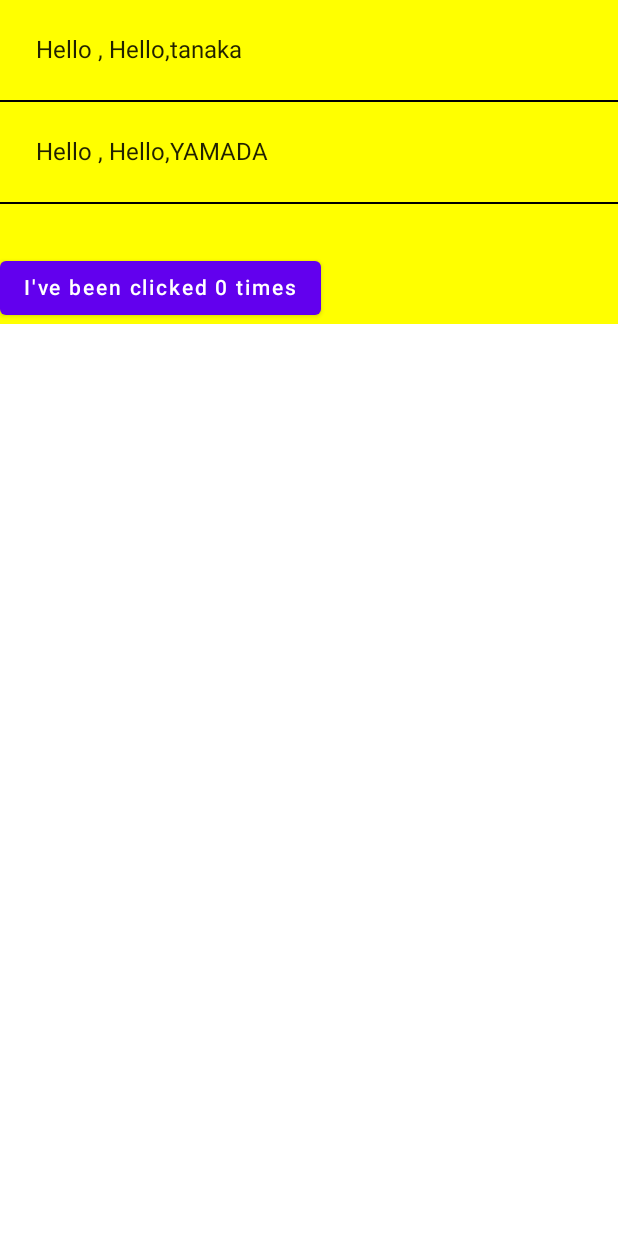
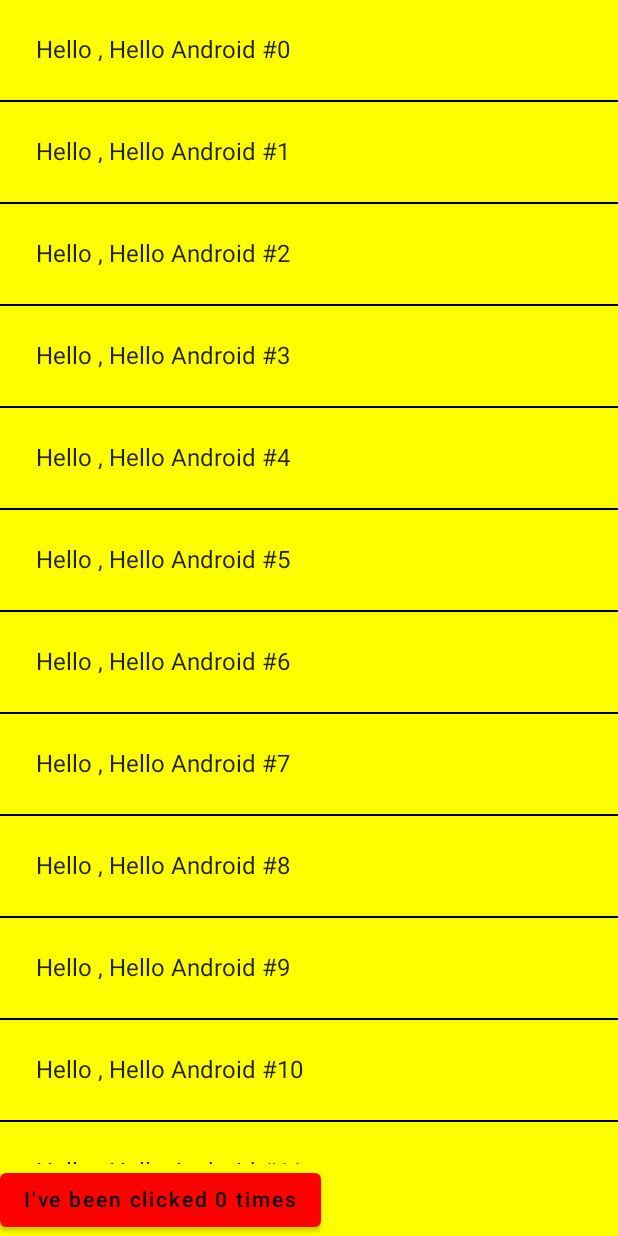
Before and after one commit to kiy0ta/JetpackComposePractice, an Android app built with Jetpack Compose: the screen it shows after launch (MainActivity), on a phone screen of 412 x 824 dp. Run offline under Robolectric (Android 15) with nearby library versions, the phone set to English and light mode, and no system bars.

Commit message:
## tutorial 6  - lazycolumn

```diff
--- a/app/src/main/java/com/example/jetpackcomposepractice/MainActivity.kt
+++ b/app/src/main/java/com/example/jetpackcomposepractice/MainActivity.kt
@@ -4,11 +4,11 @@ import android.os.Bundle
 import androidx.activity.ComponentActivity
 import androidx.activity.compose.setContent
 import androidx.compose.foundation.layout.Column
+import androidx.compose.foundation.layout.fillMaxHeight
 import androidx.compose.foundation.layout.padding
-import androidx.compose.material.Button
-import androidx.compose.material.Divider
-import androidx.compose.material.Surface
-import androidx.compose.material.Text
+import androidx.compose.foundation.lazy.LazyColumn
+import androidx.compose.foundation.lazy.items
+import androidx.compose.material.*
 import androidx.compose.runtime.Composable
 import androidx.compose.runtime.mutableStateOf
 import androidx.compose.runtime.remember
@@ -46,15 +46,18 @@ fun Hello(name: String) {
 }
 
 @Composable
-fun MyScreenContent(names: List<String> = listOf("tanaka", "YAMADA")) {
+fun MyScreenContent(names: List<String> = List(1000) { "Hello Android #$it" }) {
     // UIを再構成する際に失いたくないデータはrememberを使用して、覚えておくことができる
     val counterState = remember { mutableStateOf(0) }
-    Column {
-        for (name in names) {
-            Hello("Hello,$name")
-            Divider(color = Color.Black)
+    Column(modifier = Modifier.fillMaxHeight()) {
+        Column(modifier = Modifier.weight(1f)) {
+            NameList(names = names)
+//            for (name in names) {
+//                Hello("Hello,$name")
+//                Divider(color = Color.Black)
+//            }
+//            Divider(color = Color.Transparent, thickness = 32.dp)
         }
-        Divider(color = Color.Transparent, thickness = 32.dp)
         Counter(
             count = counterState.value,
             updateCount = { newCount -> counterState.value = newCount }
@@ -64,11 +67,25 @@ fun MyScreenContent(names: List<String> = listOf("tanaka", "YAMADA")) {
 
 @Composable
 fun Counter(count: Int, updateCount: (Int) -> Unit) {
-    Button(onClick = { updateCount(count + 1) }) {
+    Button(
+        onClick = { updateCount(count + 1) },
+        colors = ButtonDefaults.buttonColors(backgroundColor = if (count % 2 == 1) Color.Blue else Color.Red)
+    ) {
         Text("I've been clicked $count times")
     }
 }
 
+@Composable
+fun NameList(names: List<String>, modifier: Modifier = Modifier) {
+    // LazyColumnはスクロール可能な列を表示する
+    // 画面に表示されている要素のみをレンダリングするため、大きなリストをレンダリングするときにパフォーマンスを向上させることができる
+    LazyColumn(modifier = modifier) {
+        items(items = names) { it ->
+            Hello(name = it)
+            Divider(color = Color.Black)
+        }
+    }
+}
 
 @Preview("Text preview")
 @Composable
```
